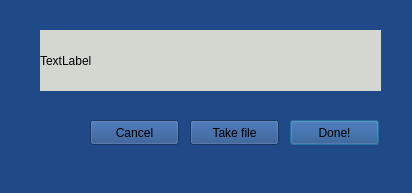
The window that Dialog_for_user_input/dialog.ui (Basedul/TypingTest) describes before a commit, drawn with Qt 5.
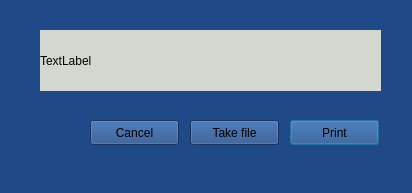
The same window after the commit.

The edit to the form file:
```diff
--- a/Dialog_for_user_input/dialog.ui
+++ b/Dialog_for_user_input/dialog.ui
@@ -42,7 +42,7 @@
     </rect>
    </property>
    <property name="text">
-    <string>Done!</string>
+    <string>Print</string>
    </property>
   </widget>
   <widget class="QPushButton" name="pushButton_word_input">
```
